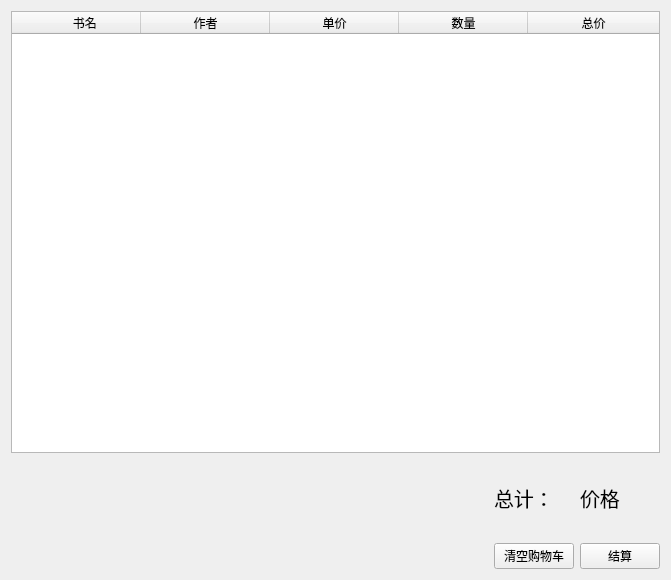
Above: ui/ui_cart.ui from inverse-limit/database-proj before the change. Below: the same form after it.
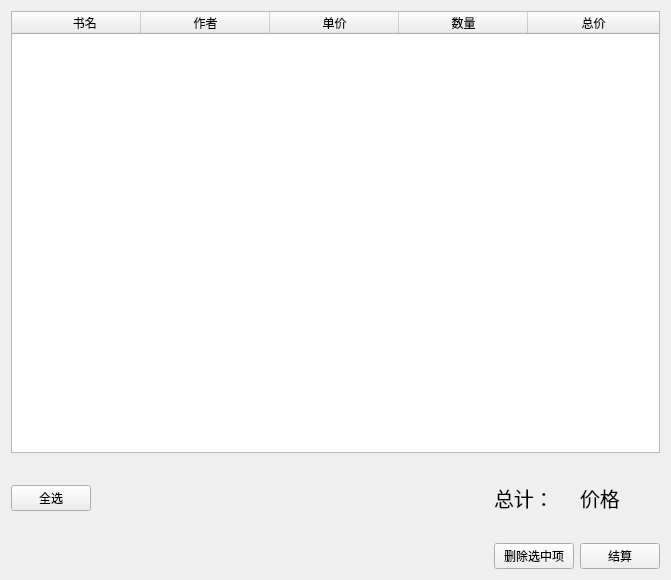
That is the form after the change.

Commit message: 补充内部函数 还差购物车

The edit to the form file:
```diff
--- a/ui/ui_cart.ui
+++ b/ui/ui_cart.ui
@@ -17,7 +17,7 @@
    <property name="verticalSpacing">
     <number>30</number>
    </property>
-   <item row="0" column="0" colspan="3">
+   <item row="0" column="0" colspan="4">
     <widget class="QTableWidget" name="tableWidget">
      <attribute name="horizontalHeaderVisible">
       <bool>true</bool>
@@ -59,19 +59,26 @@
     </widget>
    </item>
    <item row="1" column="0">
-    <spacer name="horizontalSpacer">
-     <property name="orientation">
-      <enum>Qt::Horizontal</enum>
+    <widget class="QPushButton" name="pushButton_selectall">
+     <property name="text">
+      <string>全选</string>
      </property>
-     <property name="sizeHint" stdset="0">
-      <size>
-       <width>598</width>
-       <height>20</height>
-      </size>
-     </property>
-    </spacer>
+    </widget>
    </item>
    <item row="1" column="1">
+    <spacer name="horizontalSpacer">
+     <property name="orientation">
+      <enum>Qt::Horizontal</enum>
+     </property>
+     <property name="sizeHint" stdset="0">
+      <size>
+       <width>598</width>
+       <height>20</height>
+      </size>
+     </property>
+    </spacer>
+   </item>
+   <item row="1" column="2">
     <widget class="QLabel" name="label_total_price">
      <property name="font">
       <font>
@@ -83,7 +90,7 @@
      </property>
     </widget>
    </item>
-   <item row="1" column="2">
+   <item row="1" column="3">
     <widget class="QLabel" name="price">
      <property name="font">
       <font>
@@ -95,7 +102,7 @@
      </property>
     </widget>
    </item>
-   <item row="2" column="0">
+   <item row="2" column="0" colspan="2">
     <spacer name="horizontalSpacer_2">
      <property name="orientation">
       <enum>Qt::Horizontal</enum>
@@ -108,14 +115,14 @@
      </property>
     </spacer>
    </item>
-   <item row="2" column="1">
-    <widget class="QPushButton" name="pushButton_clear">
-     <property name="text">
-      <string>清空购物车</string>
-     </property>
-    </widget>
-   </item>
    <item row="2" column="2">
+    <widget class="QPushButton" name="pushButton_clear">
+     <property name="text">
+      <string>删除选中项</string>
+     </property>
+    </widget>
+   </item>
+   <item row="2" column="3">
     <widget class="QPushButton" name="pushButton_pay">
      <property name="text">
       <string>结算</string>
```
The commit also changes 6 other files.
